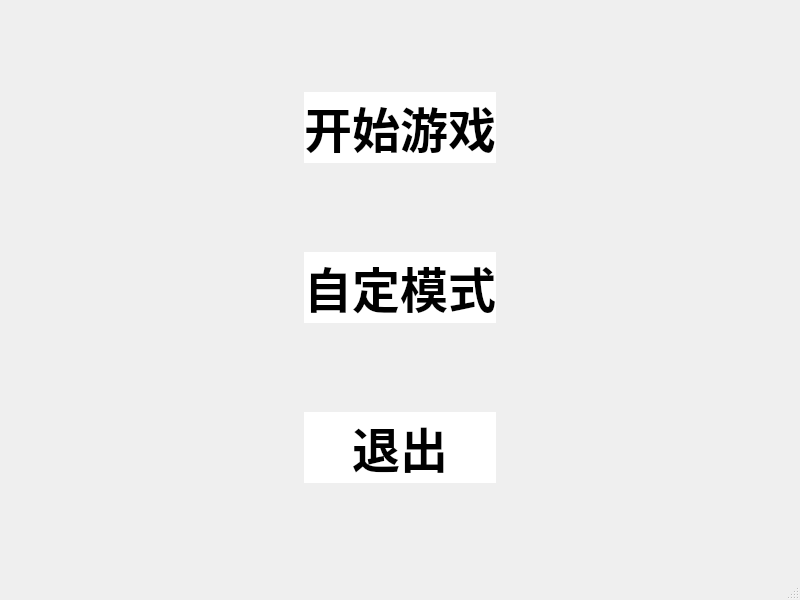
First picture: the form in Tetromino-master/mainwindow.ui, repository 2426852837/tetromino, before the edit.
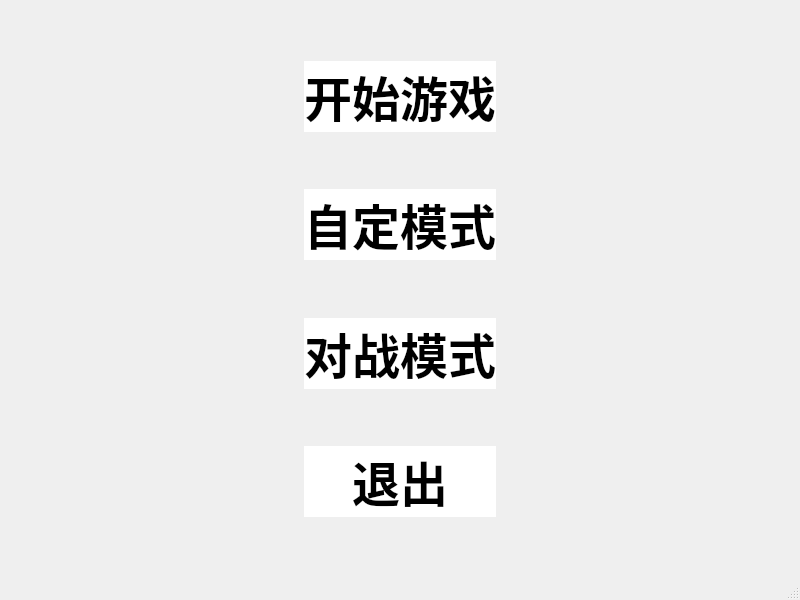
Second picture: the form after the edit.

Diff of the .ui file:
```diff
--- a/Tetromino-master/mainwindow.ui
+++ b/Tetromino-master/mainwindow.ui
@@ -30,6 +30,19 @@
     </item>
     <item>
      <layout class="QVBoxLayout" name="verticalLayout">
+      <item>
+       <spacer name="verticalSpacer_4">
+        <property name="orientation">
+         <enum>Qt::Vertical</enum>
+        </property>
+        <property name="sizeHint" stdset="0">
+         <size>
+          <width>20</width>
+          <height>40</height>
+         </size>
+        </property>
+       </spacer>
+      </item>
       <item>
        <widget class="QPushButton" name="pushButton">
         <property name="font">
@@ -53,6 +66,19 @@
         </property>
        </widget>
       </item>
+      <item>
+       <spacer name="verticalSpacer">
+        <property name="orientation">
+         <enum>Qt::Vertical</enum>
+        </property>
+        <property name="sizeHint" stdset="0">
+         <size>
+          <width>20</width>
+          <height>40</height>
+         </size>
+        </property>
+       </spacer>
+      </item>
       <item>
        <widget class="QPushButton" name="pushButton_2">
         <property name="font">
@@ -71,6 +97,50 @@
         </property>
        </widget>
       </item>
+      <item>
+       <spacer name="verticalSpacer_2">
+        <property name="orientation">
+         <enum>Qt::Vertical</enum>
+        </property>
+        <property name="sizeHint" stdset="0">
+         <size>
+          <width>20</width>
+          <height>40</height>
+         </size>
+        </property>
+       </spacer>
+      </item>
+      <item>
+       <widget class="QPushButton" name="pushButton_4">
+        <property name="font">
+         <font>
+          <family>Agency FB</family>
+          <pointsize>36</pointsize>
+          <weight>75</weight>
+          <bold>true</bold>
+         </font>
+        </property>
+        <property name="styleSheet">
+         <string notr="true">QPushButton { background-color: rgb(255, 255, 255);border:0px solid ; color: rgb(0, 0, 0); } QPushButton:hover { color: rgb(245, 69, 234); }</string>
+        </property>
+        <property name="text">
+         <string>对战模式</string>
+        </property>
+       </widget>
+      </item>
+      <item>
+       <spacer name="verticalSpacer_3">
+        <property name="orientation">
+         <enum>Qt::Vertical</enum>
+        </property>
+        <property name="sizeHint" stdset="0">
+         <size>
+          <width>20</width>
+          <height>40</height>
+         </size>
+        </property>
+       </spacer>
+      </item>
       <item>
        <widget class="QPushButton" name="pushButton_3">
         <property name="font">
@@ -89,6 +159,19 @@
         </property>
        </widget>
       </item>
+      <item>
+       <spacer name="verticalSpacer_5">
+        <property name="orientation">
+         <enum>Qt::Vertical</enum>
+        </property>
+        <property name="sizeHint" stdset="0">
+         <size>
+          <width>20</width>
+          <height>40</height>
+         </size>
+        </property>
+       </spacer>
+      </item>
      </layout>
     </item>
     <item>
```
